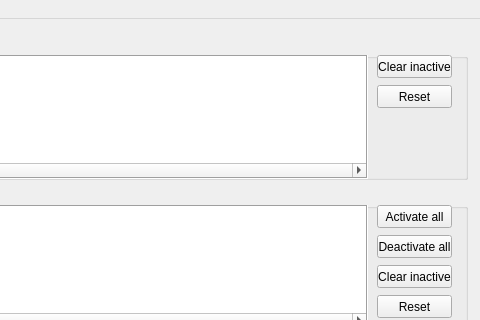
Above: src/gui/MainWin.ui from CompEphys-team/stdpc before the change; both pictures show x 533 to 1013 and y 0 to 320 of the 1013 by 513 pixel window. Below: the same form after it.
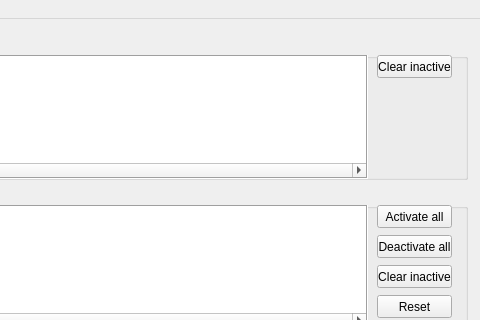
That is the form after the change. Custom widgets are drawn as their Qt base class.

Commit message: Removed the obsolete data source reset btn

The edit to the form file:
```diff
--- a/src/gui/MainWin.ui
+++ b/src/gui/MainWin.ui
@@ -317,19 +317,6 @@
       <number>101</number>
      </attribute>
     </widget>
-    <widget class="QPushButton" name="DAQReset">
-     <property name="geometry">
-      <rect>
-       <x>640</x>
-       <y>46</y>
-       <width>75</width>
-       <height>23</height>
-      </rect>
-     </property>
-     <property name="text">
-      <string>Reset</string>
-     </property>
-    </widget>
     <widget class="QPushButton" name="DAQClear">
      <property name="geometry">
       <rect>
```
Left out of the diff: 1 changed line with no effect on the pictures. The commit also changes 1 other file.
